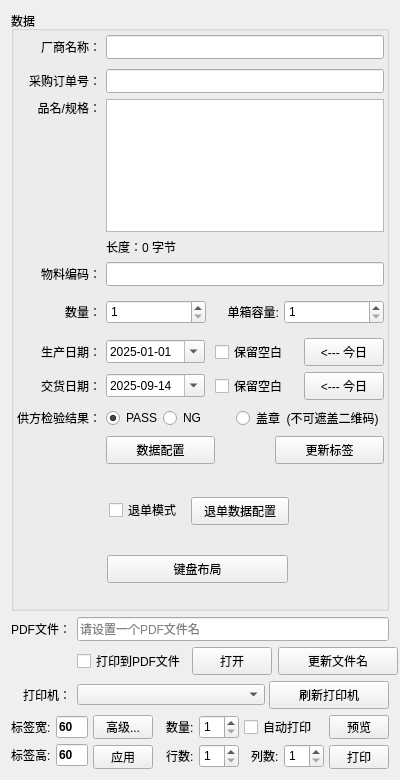
This is FramePrintControl.ui in wlffeng2008/AkkoLabelPrinter as Qt 5 draws it before an edit. The edited form follows.
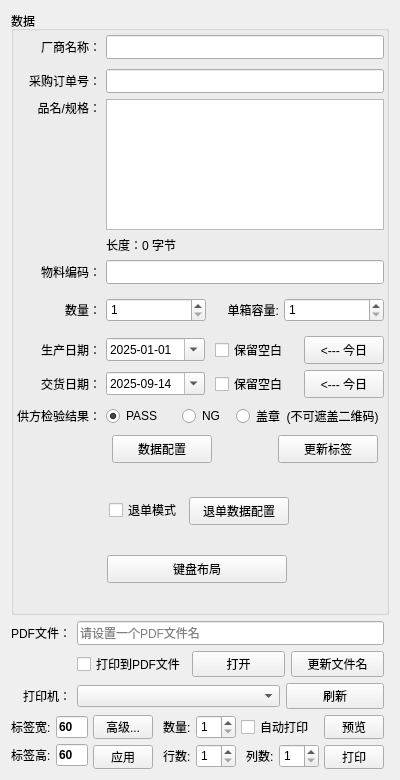
This is the edited form.

```diff
--- a/FramePrintControl.ui
+++ b/FramePrintControl.ui
@@ -752,7 +752,7 @@
           </widget>
          </item>
          <item row="8" column="1">
-          <layout class="QHBoxLayout" name="horizontalLayout" stretch="0,0,1">
+          <layout class="QHBoxLayout" name="horizontalLayout">
            <property name="sizeConstraint">
             <enum>QLayout::SetDefaultConstraint</enum>
            </property>
@@ -1054,20 +1054,17 @@
          </item>
          <item row="9" column="1">
           <layout class="QHBoxLayout" name="horizontalLayout_11">
-           <property name="spacing">
-            <number>60</number>
-           </property>
            <item>
             <widget class="QPushButton" name="pushButtonSellData">
              <property name="minimumSize">
               <size>
-               <width>0</width>
+               <width>100</width>
                <height>28</height>
               </size>
              </property>
              <property name="maximumSize">
               <size>
-               <width>16777215</width>
+               <width>100</width>
                <height>28</height>
               </size>
              </property>
@@ -1079,17 +1076,33 @@
              </property>
             </widget>
            </item>
+           <item>
+            <spacer name="horizontalSpacer_2">
+             <property name="orientation">
+              <enum>Qt::Horizontal</enum>
+             </property>
+             <property name="sizeType">
+              <enum>QSizePolicy::Fixed</enum>
+             </property>
+             <property name="sizeHint" stdset="0">
+              <size>
+               <width>60</width>
+               <height>30</height>
+              </size>
+             </property>
+            </spacer>
+           </item>
            <item>
             <widget class="QPushButton" name="pushButtonGenLabel">
              <property name="minimumSize">
               <size>
-               <width>0</width>
+               <width>100</width>
                <height>28</height>
               </size>
              </property>
              <property name="maximumSize">
               <size>
-               <width>16777215</width>
+               <width>100</width>
                <height>28</height>
               </size>
              </property>
@@ -1121,9 +1134,9 @@
        <widget class="QPushButton" name="pushButtonReject">
         <property name="geometry">
          <rect>
-          <x>178</x>
+          <x>176</x>
           <y>468</y>
-          <width>98</width>
+          <width>100</width>
           <height>28</height>
          </rect>
         </property>
@@ -1145,7 +1158,7 @@
          <rect>
           <x>94</x>
           <y>526</y>
-          <width>181</width>
+          <width>180</width>
           <height>28</height>
          </rect>
         </property>
@@ -1168,6 +1181,9 @@
    </item>
    <item>
     <layout class="QGridLayout" name="gridLayout_4">
+     <property name="rightMargin">
+      <number>5</number>
+     </property>
      <item row="0" column="0">
       <widget class="QLabel" name="label307_2">
        <property name="text">
@@ -1199,6 +1215,9 @@
        <property name="spacing">
         <number>6</number>
        </property>
+       <property name="rightMargin">
+        <number>0</number>
+       </property>
        <item>
         <widget class="QCheckBox" name="checkBoxWritePdf">
          <property name="text">
@@ -1208,18 +1227,6 @@
        </item>
        <item>
         <widget class="QPushButton" name="pushButtonOpenPdf">
-         <property name="minimumSize">
-          <size>
-           <width>80</width>
-           <height>28</height>
-          </size>
-         </property>
-         <property name="maximumSize">
-          <size>
-           <width>80</width>
-           <height>28</height>
-          </size>
-         </property>
          <property name="cursor">
           <cursorShape>PointingHandCursor</cursorShape>
          </property>
@@ -1230,18 +1237,6 @@
        </item>
        <item>
         <widget class="QPushButton" name="pushButtonSetPdf">
-         <property name="minimumSize">
-          <size>
-           <width>120</width>
-           <height>28</height>
-          </size>
-         </property>
-         <property name="maximumSize">
-          <size>
-           <width>120</width>
-           <height>28</height>
-          </size>
-         </property>
          <property name="cursor">
           <cursorShape>PointingHandCursor</cursorShape>
          </property>
@@ -1263,42 +1258,29 @@
       </widget>
      </item>
      <item row="2" column="1">
-      <layout class="QHBoxLayout" name="horizontalLayout_10">
+      <layout class="QHBoxLayout" name="horizontalLayout_10" stretch="1,0">
        <item>
-        <widget class="QComboBox" name="comboBoxPrinter">
-         <property name="minimumSize">
-          <size>
-           <width>188</width>
-           <height>21</height>
-          </size>
-         </property>
-         <property name="maximumSize">
-          <size>
-           <width>200</width>
-           <height>21</height>
-          </size>
-         </property>
-        </widget>
+        <widget class="QComboBox" name="comboBoxPrinter"/>
        </item>
        <item>
         <widget class="QPushButton" name="pushButtonPrinter">
          <property name="minimumSize">
           <size>
-           <width>120</width>
-           <height>28</height>
+           <width>98</width>
+           <height>0</height>
           </size>
          </property>
          <property name="maximumSize">
           <size>
-           <width>120</width>
-           <height>28</height>
+           <width>98</width>
+           <height>16777215</height>
           </size>
          </property>
          <property name="cursor">
           <cursorShape>PointingHandCursor</cursorShape>
          </property>
          <property name="text">
-          <string>刷新打印机</string>
+          <string>刷新</string>
          </property>
         </widget>
        </item>
@@ -1311,6 +1293,9 @@
      <property name="spacing">
       <number>5</number>
      </property>
+     <property name="rightMargin">
+      <number>5</number>
+     </property>
      <item>
       <layout class="QGridLayout" name="gridLayout_2">
        <item row="0" column="0">
```
